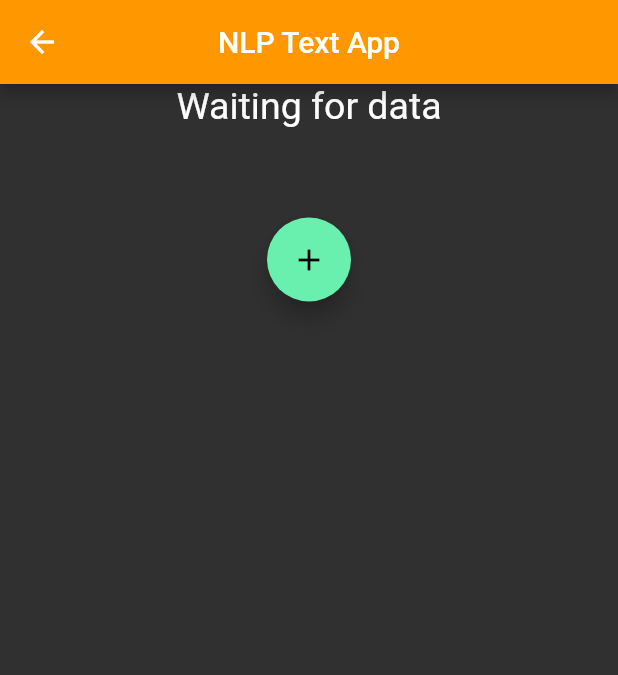
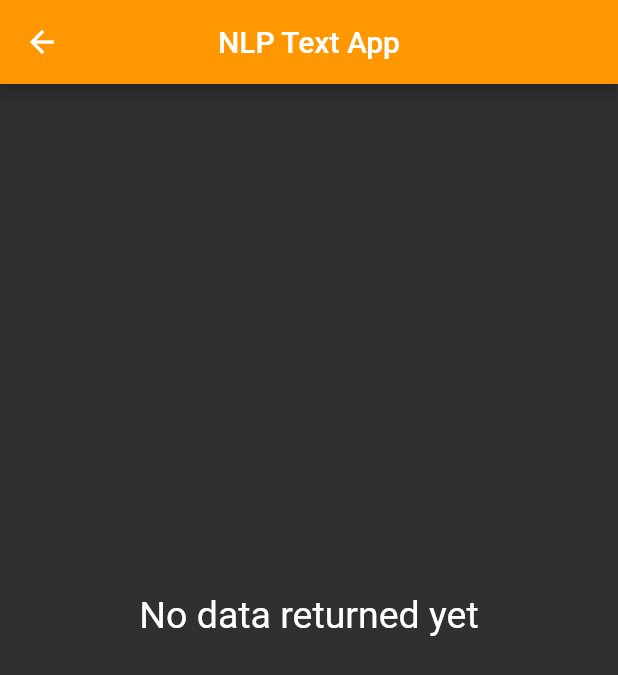
Before and after one commit to MangoDevx/AutoSMS, a Flutter app: the screen it shows after launch, on a phone screen of 412 x 824 dp. Shown: the top 675 px of the screen. Run offline on Flutter 3.47's test engine with Material 2 defaults, Android fonts, the phone set to English and light mode, and no system bars; our stand-ins replace permission_handler; network calls fail.

Commit message:
Prepped Flutter for sms reading

```diff
--- a/nlp_app/lib/main.dart
+++ b/nlp_app/lib/main.dart
@@ -4,6 +4,7 @@ import 'package:flutter/material.dart';
 import 'package:permission_handler/permission_handler.dart';
 import 'package:web_socket_channel/io.dart';
 import 'package:web_socket_channel/web_socket_channel.dart';
+final channel = IOWebSocketChannel.connect('ws://192.168.1.8:6789');
 
 void main()async{
   runApp(MyApp());
@@ -61,7 +62,6 @@ class MainPage extends StatefulWidget{
 }
 
 class MainPageState extends State<MainPage>{
-  var channel = IOWebSocketChannel.connect('ws://192.168.1.8:6789');
   @override
   Widget build(BuildContext context){
     return Scaffold(
@@ -70,9 +70,7 @@ class MainPageState extends State<MainPage>{
             title: Text("NLP Text App")
         ),
         body: Container(
-        child: Column(
-          children:[
-            Padding(
+            child: Padding(
                 padding: const EdgeInsets.only(
                   bottom: 60,
                 ),
@@ -83,20 +81,10 @@ class MainPageState extends State<MainPage>{
                           if(snapshot.connectionState == ConnectionState.waiting){
                             return Text("Waiting for sms...", textAlign: TextAlign.center, style: TextStyle(fontSize: 25));
                           }
-                          return Text(snapshot.hasData ? '${snapshot.data}' : 'Waiting for data', textAlign: TextAlign.center, style: TextStyle(fontSize: 25) );
+                          return Text(snapshot.hasData ? '${snapshot.data}' : 'No data returned yet', textAlign: TextAlign.center, style: TextStyle(fontSize: 25) );
                         }
                     )
                 )
-            ),
-            FloatingActionButton(
-              child: Icon(Icons.add),
-              onPressed: (){
-                _testWebSocketServer(channel);
-                // I don't know why I have to reconnect every time but for some reason sink.add is killing the connection!
-                channel = IOWebSocketChannel.connect('ws://192.168.1.8:6789');
-              }
-            )
-          ]
             )
         )
     );
@@ -116,7 +104,6 @@ Future _requestPermissions(BuildContext context)async{
       MainPage()));
 }
 
-void _testWebSocketServer(WebSocketChannel channel){
-  channel.sink.add('Sent phone msg');
-  print('sent add');
+Future _getSmsData()async{
+
 }
```
Lines whose indentation alone changed are shown as unchanged.
